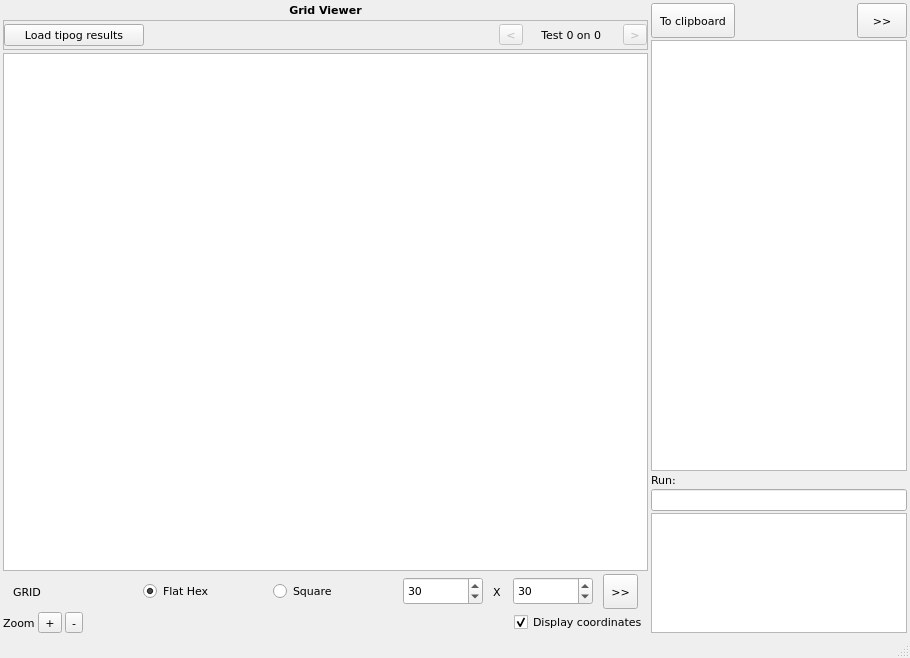
Before: the Qt Designer form gridviewer/qt_viewer.ui in olinox14/pypog, drawn with Qt 5.
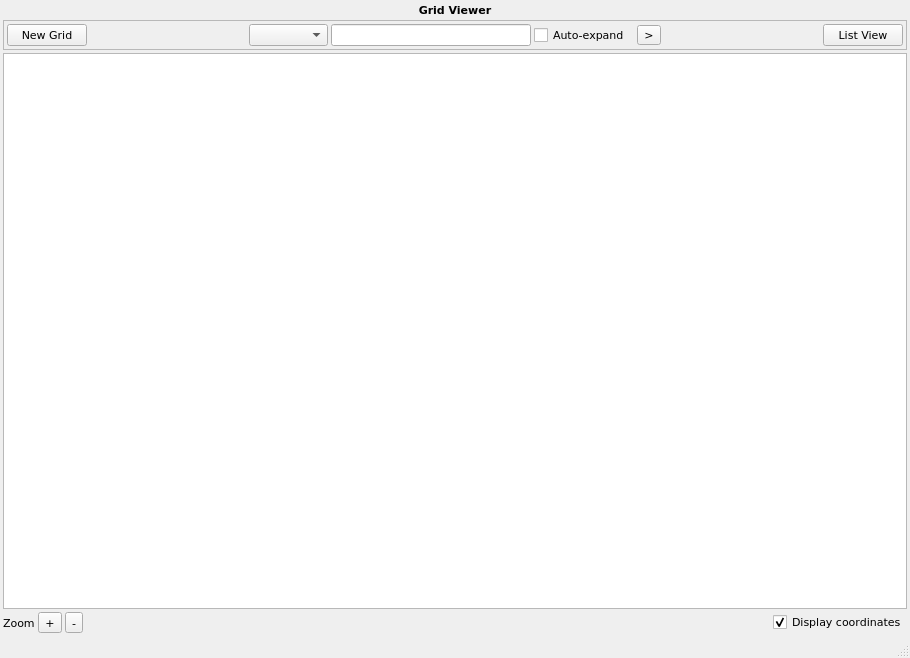
After: the same form once the commit is applied.

```diff
--- a/gridviewer/qt_viewer.ui
+++ b/gridviewer/qt_viewer.ui
@@ -68,55 +68,44 @@
           <height>30</height>
          </size>
         </property>
-        <property name="maximumSize">
-         <size>
-          <width>16777215</width>
-          <height>30</height>
-         </size>
-        </property>
         <property name="frameShape">
          <enum>QFrame::StyledPanel</enum>
         </property>
         <property name="frameShadow">
          <enum>QFrame::Raised</enum>
         </property>
-        <layout class="QHBoxLayout" name="horizontalLayout_6">
+        <layout class="QHBoxLayout" name="horizontalLayout_2">
          <property name="spacing">
-          <number>0</number>
+          <number>3</number>
          </property>
          <property name="leftMargin">
-          <number>0</number>
+          <number>3</number>
          </property>
          <property name="topMargin">
-          <number>0</number>
+          <number>3</number>
          </property>
          <property name="rightMargin">
-          <number>0</number>
+          <number>3</number>
          </property>
          <property name="bottomMargin">
-          <number>0</number>
+          <number>3</number>
          </property>
          <item>
-          <layout class="QHBoxLayout" name="horizontalLayout_5">
-           <property name="spacing">
-            <number>0</number>
-           </property>
-           <item>
-            <widget class="QPushButton" name="btn_load_tipog">
+          <widget class="QPushButton" name="btn_new_grid">
              <property name="minimumSize">
               <size>
-               <width>140</width>
+             <width>80</width>
                <height>0</height>
               </size>
              </property>
              <property name="maximumSize">
               <size>
-               <width>140</width>
+             <width>80</width>
                <height>16777215</height>
               </size>
              </property>
              <property name="text">
-              <string>Load tipog results</string>
+            <string>New Grid</string>
              </property>
             </widget>
            </item>
@@ -134,17 +123,26 @@
             </spacer>
            </item>
            <item>
-            <widget class="QToolButton" name="btn_tipog_previous">
-             <property name="enabled">
-              <bool>false</bool>
-             </property>
-             <property name="text">
-              <string>&lt;</string>
+          <widget class="QComboBox" name="cb_functions"/>
+         </item>
+         <item>
+          <widget class="QLineEdit" name="txt_args">
+           <property name="minimumSize">
+            <size>
+             <width>200</width>
+             <height>0</height>
+            </size>
+           </property>
+           <property name="maximumSize">
+            <size>
+             <width>200</width>
+             <height>16777215</height>
+            </size>
              </property>
             </widget>
            </item>
            <item>
-            <widget class="QLabel" name="lbl_tipog_counter">
+          <widget class="QCheckBox" name="chk_expand">
              <property name="minimumSize">
               <size>
                <width>100</width>
@@ -158,24 +156,48 @@
               </size>
              </property>
              <property name="text">
-              <string>Test 0 on 0 </string>
-             </property>
-             <property name="alignment">
-              <set>Qt::AlignCenter</set>
-             </property>
+            <string>Auto-expand</string>
+           </property>
             </widget>
            </item>
            <item>
-            <widget class="QToolButton" name="btn_tipog_next">
-             <property name="enabled">
-              <bool>false</bool>
+          <widget class="QToolButton" name="btn_run">
+           <property name="minimumSize">
+            <size>
+             <width>0</width>
+             <height>20</height>
+            </size>
+           </property>
+           <property name="maximumSize">
+            <size>
+             <width>16777215</width>
+             <height>20</height>
+            </size>
              </property>
              <property name="text">
               <string>&gt;</string>
              </property>
             </widget>
            </item>
-          </layout>
+         <item>
+          <spacer name="horizontalSpacer">
+           <property name="orientation">
+            <enum>Qt::Horizontal</enum>
+           </property>
+           <property name="sizeHint" stdset="0">
+            <size>
+             <width>40</width>
+             <height>20</height>
+            </size>
+           </property>
+          </spacer>
+         </item>
+         <item>
+          <widget class="QPushButton" name="btn_list_view">
+           <property name="text">
+            <string>List View</string>
+           </property>
+          </widget>
          </item>
         </layout>
        </widget>
@@ -183,152 +205,6 @@
       <item>
        <widget class="QGraphicsView" name="view"/>
       </item>
-      <item>
-       <layout class="QHBoxLayout" name="horizontalLayout_2">
-        <property name="spacing">
-         <number>10</number>
-        </property>
-        <property name="leftMargin">
-         <number>10</number>
-        </property>
-        <property name="topMargin">
-         <number>0</number>
-        </property>
-        <property name="rightMargin">
-         <number>10</number>
-        </property>
-        <item>
-         <widget class="QLabel" name="label">
-          <property name="text">
-           <string>GRID</string>
-          </property>
-         </widget>
-        </item>
-        <item>
-         <widget class="QRadioButton" name="opt_hex">
-          <property name="minimumSize">
-           <size>
-            <width>0</width>
-            <height>28</height>
-           </size>
-          </property>
-          <property name="maximumSize">
-           <size>
-            <width>140</width>
-            <height>28</height>
-           </size>
-          </property>
-          <property name="text">
-           <string>Flat Hex</string>
-          </property>
-          <property name="checked">
-           <bool>true</bool>
-          </property>
-         </widget>
-        </item>
-        <item>
-         <widget class="QRadioButton" name="opt_square">
-          <property name="minimumSize">
-           <size>
-            <width>0</width>
-            <height>28</height>
-           </size>
-          </property>
-          <property name="maximumSize">
-           <size>
-            <width>140</width>
-            <height>28</height>
-           </size>
-          </property>
-          <property name="text">
-           <string>Square</string>
-          </property>
-         </widget>
-        </item>
-        <item>
-         <widget class="QSpinBox" name="spb_width">
-          <property name="minimumSize">
-           <size>
-            <width>38</width>
-            <height>28</height>
-           </size>
-          </property>
-          <property name="maximumSize">
-           <size>
-            <width>80</width>
-            <height>28</height>
-           </size>
-          </property>
-          <property name="minimum">
-           <number>1</number>
-          </property>
-          <property name="maximum">
-           <number>999</number>
-          </property>
-          <property name="value">
-           <number>30</number>
-          </property>
-         </widget>
-        </item>
-        <item>
-         <widget class="QLabel" name="label_2">
-          <property name="minimumSize">
-           <size>
-            <width>10</width>
-            <height>0</height>
-           </size>
-          </property>
-          <property name="maximumSize">
-           <size>
-            <width>10</width>
-            <height>16777215</height>
-           </size>
-          </property>
-          <property name="text">
-           <string>X</string>
-          </property>
-         </widget>
-        </item>
-        <item>
-         <widget class="QSpinBox" name="spb_height">
-          <property name="minimumSize">
-           <size>
-            <width>38</width>
-            <height>28</height>
-           </size>
-          </property>
-          <property name="maximumSize">
-           <size>
-            <width>80</width>
-            <height>28</height>
-           </size>
-          </property>
-          <property name="minimum">
-           <number>1</number>
-          </property>
-          <property name="maximum">
-           <number>999</number>
-          </property>
-          <property name="value">
-           <number>30</number>
-          </property>
-         </widget>
-        </item>
-        <item>
-         <widget class="QToolButton" name="btn_make">
-          <property name="minimumSize">
-           <size>
-            <width>35</width>
-            <height>35</height>
-           </size>
-          </property>
-          <property name="text">
-           <string>&gt;&gt;</string>
-          </property>
-         </widget>
-        </item>
-       </layout>
-      </item>
       <item>
        <layout class="QHBoxLayout" name="horizontalLayout_4">
         <property name="topMargin">
@@ -390,100 +266,6 @@
       <property name="leftMargin">
        <number>0</number>
       </property>
-      <item>
-       <layout class="QHBoxLayout" name="horizontalLayout_3">
-        <property name="topMargin">
-         <number>0</number>
-        </property>
-        <item>
-         <widget class="QToolButton" name="btn_toClipboard">
-          <property name="minimumSize">
-           <size>
-            <width>84</width>
-            <height>35</height>
-           </size>
-          </property>
-          <property name="maximumSize">
-           <size>
-            <width>84</width>
-            <height>1000</height>
-           </size>
-          </property>
-          <property name="text">
-           <string>To clipboard</string>
-          </property>
-         </widget>
-        </item>
-        <item>
-         <spacer name="horizontalSpacer">
-          <property name="orientation">
-           <enum>Qt::Horizontal</enum>
-          </property>
-          <property name="sizeHint" stdset="0">
-           <size>
-            <width>40</width>
-            <height>20</height>
-           </size>
-          </property>
-         </spacer>
-        </item>
-        <item>
-         <widget class="QToolButton" name="btn_updateSelection">
-          <property name="minimumSize">
-           <size>
-            <width>50</width>
-            <height>35</height>
-           </size>
-          </property>
-          <property name="maximumSize">
-           <size>
-            <width>50</width>
-            <height>1000</height>
-           </size>
-          </property>
-          <property name="text">
-           <string>&gt;&gt;</string>
-          </property>
-         </widget>
-        </item>
-       </layout>
-      </item>
-      <item>
-       <widget class="QTextEdit" name="txt_coords">
-        <property name="minimumSize">
-         <size>
-          <width>183</width>
-          <height>0</height>
-         </size>
-        </property>
-       </widget>
-      </item>
-      <item>
-       <widget class="QLabel" name="label_4">
-        <property name="text">
-         <string>Run:</string>
-        </property>
-       </widget>
-      </item>
-      <item>
-       <widget class="QLineEdit" name="txt_stdin"/>
-      </item>
-      <item>
-       <widget class="QTextEdit" name="txt_stdout">
-        <property name="minimumSize">
-         <size>
-          <width>0</width>
-          <height>120</height>
-         </size>
-        </property>
-        <property name="maximumSize">
-         <size>
-          <width>16777215</width>
-          <height>120</height>
-         </size>
-        </property>
-       </widget>
-      </item>
      </layout>
     </item>
    </layout>
```
Left out of the diff: 14 changed lines with no effect on the pictures. Lines whose indentation alone changed are shown as unchanged.
